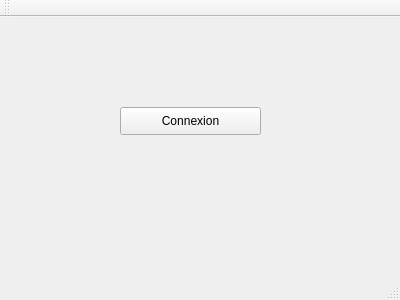
This is ihm/mainwindow.ui in tabelenib/ihm_voilierautonome as Qt 5 draws it before an edit. The edited form follows.
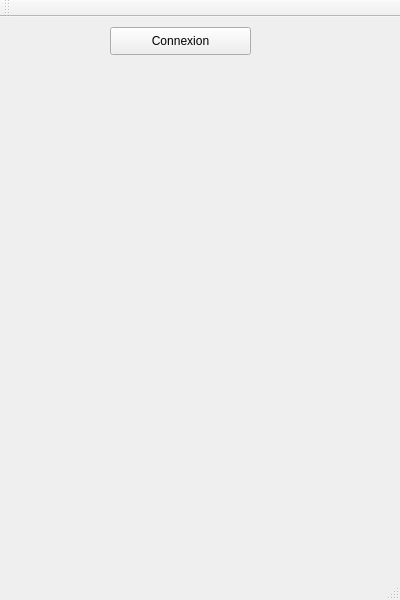
This is the edited form.

Diff of the .ui file:
```diff
--- a/ihm/mainwindow.ui
+++ b/ihm/mainwindow.ui
@@ -2,13 +2,11 @@
 <ui version="4.0">
  <class>MainWindow</class>
  <widget class="QMainWindow" name="MainWindow">
-  <property name="geometry">
-   <rect>
-    <x>0</x>
-    <y>0</y>
+  <property name="minimumSize">
+   <size>
     <width>400</width>
-    <height>300</height>
-   </rect>
+    <height>600</height>
+   </size>
   </property>
   <property name="windowTitle">
    <string>MainWindow</string>
@@ -17,8 +15,8 @@
    <widget class="QPushButton" name="connexion">
     <property name="geometry">
      <rect>
-      <x>120</x>
-      <y>90</y>
+      <x>110</x>
+      <y>10</y>
       <width>141</width>
       <height>28</height>
      </rect>
```
Left out of the diff: 4 changed lines with no effect on the pictures.
